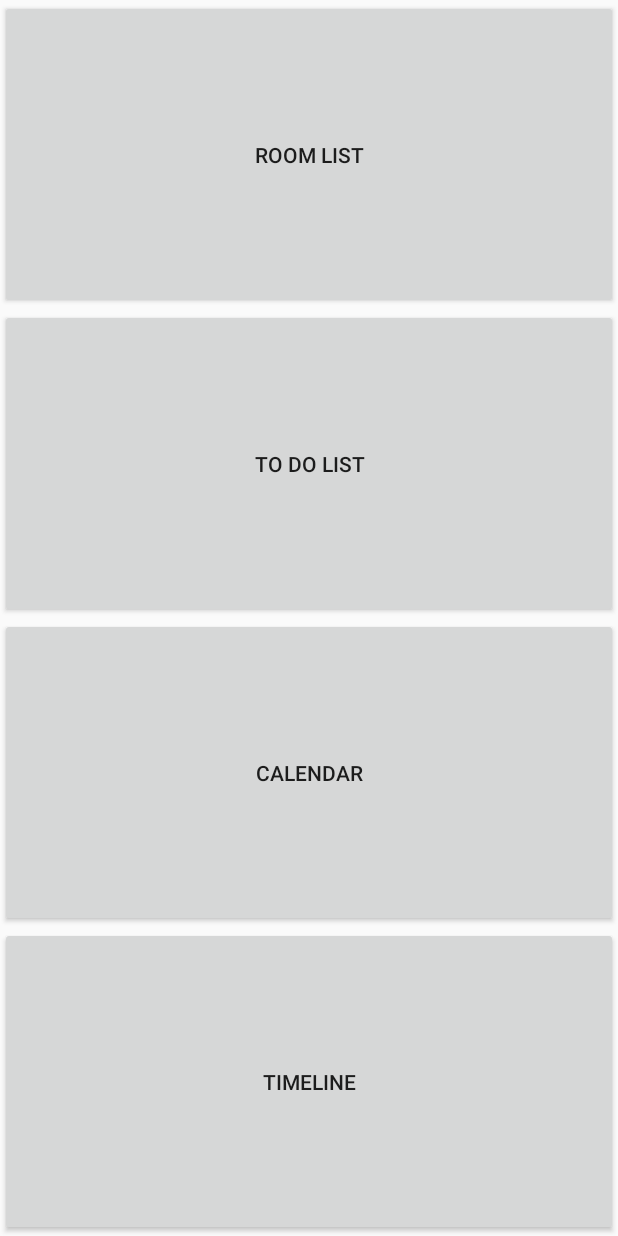
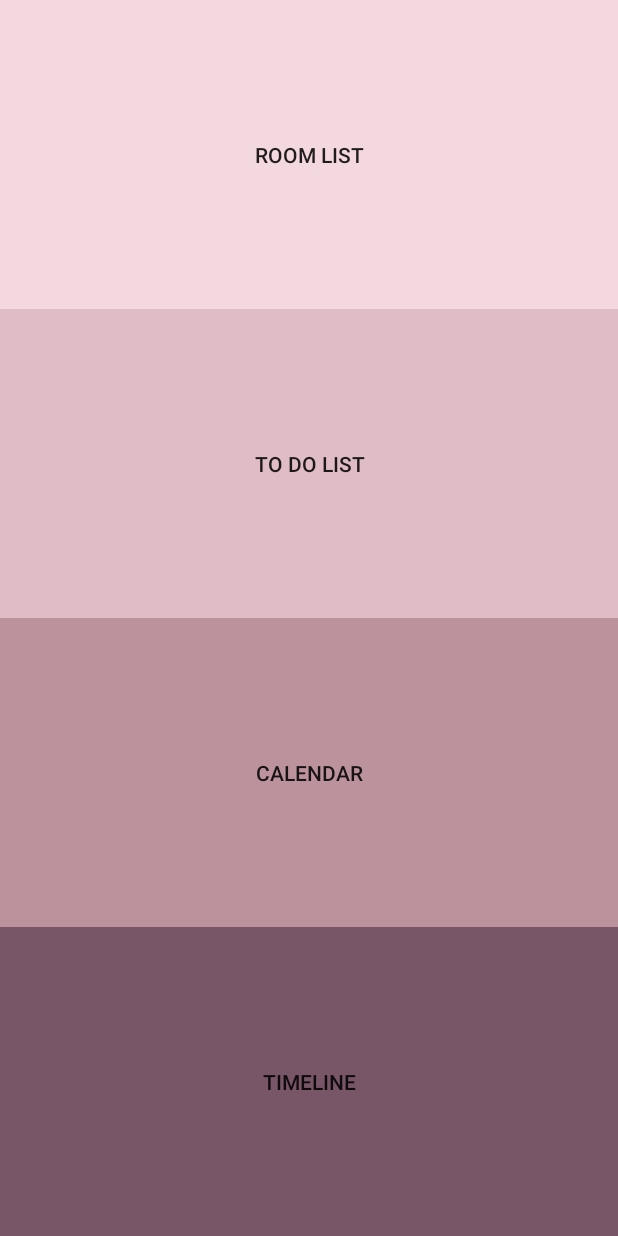
Before and after one commit to eungho77/MangkkongAndroid, an Android app: the layout menu_list.xml on its own in the app's theme, with its tools: preview values and no code run, on a phone screen of 412 x 824 dp. Run offline under Robolectric (Android 15) with nearby library versions, the phone set to English and light mode, and no system bars.

Commit message:
Button 색상 변경

```diff
--- a/app/src/main/res/layout/menu_list.xml
+++ b/app/src/main/res/layout/menu_list.xml
@@ -14,20 +14,23 @@
             android:layout_width="match_parent"
             android:layout_height="match_parent"
             android:layout_weight="1"
-            android:text="Room List" />
+            android:text="Room List"
+            android:background="#F4D8DF"/>
 
         <Button
             android:id="@+id/button2"
             android:layout_width="match_parent"
             android:layout_height="match_parent"
             android:layout_weight="1"
-            android:text="TO DO LIST" />
+            android:text="TO DO LIST"
+            android:background="#E0BDC6"/>
 
         <Button
             android:id="@+id/button4"
             android:layout_width="match_parent"
             android:layout_height="match_parent"
             android:layout_weight="1"
+            android:background="#BC939D"
             android:text="CALENDAR" />
 
         <Button
@@ -35,6 +38,7 @@
             android:layout_width="match_parent"
             android:layout_height="match_parent"
             android:layout_weight="1"
+            android:background="#785567"
             android:text="TIMELINE" />
 
     </LinearLayout>
```
